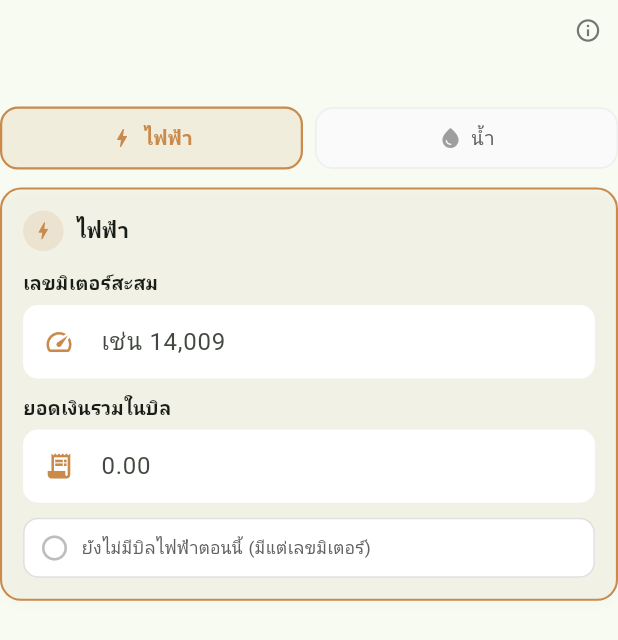
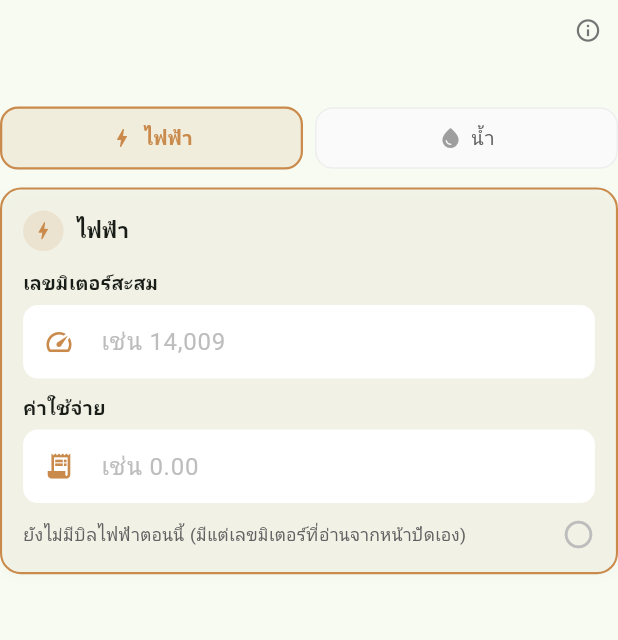
Before and after one commit to sawettamaln-s/energy_home, a Flutter app: the StartMeterPairedFields widget shown alone on an empty page, opened directly with empty values, on a phone screen of 412 x 824 dp. Shown: the top 640 px of the screen. Run offline on Flutter 3.47's test engine with Material 3 defaults, Android fonts, the phone set to English and light mode, and no system bars; our stand-ins replace cloud_firestore, firebase_auth, firebase_core, fl_chart, flutter_local_notifications, permission_handler and 2 more; accounts and stored records are empty; generated files the repository leaves out were written again.

Commit message:
อัปเดตโค้ด

```diff
--- a/lib/widgets/start_meter_fields.dart
+++ b/lib/widgets/start_meter_fields.dart
@@ -243,7 +243,10 @@ class StartMeterPairedFields extends StatefulWidget {
   final ValueChanged<bool> onWNoBillYetChanged;
 
   /// หัวข้อ/คำอธิบายรวมด้านบนสุด — ปรับได้ตามบริบท (หน้าเซตอัพ vs หน้าตั้งค่า)
-  final String title;
+  /// title เป็น null ได้ถ้าหน้าที่เรียกมี header ของตัวเองอยู่แล้วที่สื่อ
+  /// ความหมายซ้ำกัน (เช่น sheet title "บันทึกมิเตอร์ต้นรอบ") — ปุ่ม info
+  /// ยังคงอยู่เสมอไม่ว่าจะมี title หรือไม่
+  final String? title;
   final String subtitle;
 
   const StartMeterPairedFields({
@@ -265,7 +268,7 @@ class StartMeterPairedFields extends StatefulWidget {
     required this.onENoBillYetChanged,
     required this.wNoBillYet,
     required this.onWNoBillYetChanged,
-    required this.title,
+    this.title,
     required this.subtitle,
   });
 
@@ -340,6 +343,7 @@ class _StartMeterPairedFieldsState extends State<StartMeterPairedFields> {
   }) {
     return InputDecoration(
       hintText: hint,
+      hintStyle: TextStyle(color: Colors.grey.shade400),
       suffixText: suffixText,
       prefixIcon: Icon(icon, color: iconColor, size: 20),
       isDense: true,
@@ -352,37 +356,31 @@ class _StartMeterPairedFieldsState extends State<StartMeterPairedFields> {
     );
   }
 
-  // ช่องที่ 3 "หน่วยที่ใช้ไปแล้ว" — เดิมมีย่อหน้าอธิบายยาวกำกับทุกครั้ง ตอนนี้
-  // ตัดออกเพราะเลขลำดับ "2." (จาก _sectionHeader ใน _utilityCard) พอสื่อ
-  // ความหมายแล้วว่าเป็นขั้นตอนต่อจากเลขมิเตอร์ปัจจุบันด้านบน
+  // ช่องที่ 3 "หน่วยที่ใช้ไปแล้ว" — ต่างจาก _field ปกติตรงมีคำอธิบายกำกับ
+  // ไว้ด้วยเสมอ เพราะเป็นช่องที่โผล่มาแบบไม่คาดคิด ต้องอธิบายให้ชัดว่าทำไม
+  // ต้องกรอกเพิ่ม ไม่งั้นจะดูเหมือนระบบขอข้อมูลซ้ำซ้อนกับ "เลขมิเตอร์สะสม"
   Widget _usedField({
     required TextEditingController controller,
     required String hint,
     required String suffixText,
     required Color iconColor,
   }) {
-    return _field(
+    return Column(
+      crossAxisAlignment: CrossAxisAlignment.start,
+      children: [
+        _field(
           controller: controller,
-      label: 'จำนวนหน่วยที่ใช้',
+          label: 'หน่วยที่ใช้ไปแล้วในรอบนี้ (ครั้งแรกเท่านั้น)',
           hint: hint,
           suffixText: suffixText,
           icon: Icons.bar_chart,
           iconColor: iconColor,
+        ),
+        const SizedBox(height: 4),
+
+      ],
     );
   }
-
-  // หัวข้อลำดับสั้นๆ ("1. เลขมิเตอร์ปัจจุบัน" / "2. จำนวนหน่วยที่ใช้ในบิลนี้")
-  // ใช้แยกกลุ่มฟิลด์ในการ์ดให้อ่านง่ายขึ้นแทนย่อหน้าอธิบายยาว — โชว์เฉพาะ
-  // ตอนมีมากกว่า 1 กลุ่มในการ์ดเดียวกัน (ครั้งแรกที่ต้องกรอกทั้งเลขมิเตอร์
-  // และหน่วยที่ใช้) ไม่งั้นไม่ต้องมีเลขกำกับให้รก
-  Widget _sectionHeader(String text, Color color) => Padding(
-        padding: const EdgeInsets.only(bottom: 6),
-        child: Text(
-          text,
-          style: TextStyle(
-              fontSize: 11.5, fontWeight: FontWeight.w700, color: color),
-        ),
-      );
 
   Widget _field({
     required TextEditingController controller,
@@ -541,17 +539,15 @@ class _StartMeterPairedFieldsState extends State<StartMeterPairedFields> {
             ],
           ),
           const SizedBox(height: 12),
-          if (usedField != null) _sectionHeader('1. เลขมิเตอร์ปัจจุบัน (สะสม)', accentColor),
           meterFields,
           if (usedField != null) ...[
-            const SizedBox(height: 14),
-            _sectionHeader('2. จำนวนหน่วยที่ใช้ในบิลนี้', accentColor),
+            const SizedBox(height: 10),
             usedField,
           ],
           const SizedBox(height: 10),
           _field(
             controller: costCtrl,
-            label: 'ยอดเงินรวมในบิล',
+            label: 'ค่าใช้จ่าย',
             hint: costHint,
             suffixText: 'บาท',
             icon: Icons.receipt_long,
@@ -560,51 +556,27 @@ class _StartMeterPairedFieldsState extends State<StartMeterPairedFields> {
           ),
           const SizedBox(height: 10),
           // toggle "ยังไม่มีบิลตอนนี้" — ย้ายมาไว้ในการ์ดของฝั่งนี้โดยเฉพาะ
-          // แล้ว (เดิมเป็นตัวเดียวรวมทั้งไฟและน้ำ) กดแล้วกระทบแค่ฝั่งนี้ ห่อ
-          // เป็นกล่องพื้นหลังของตัวเองแทนแถวข้อความลอยๆ ให้ดูเป็นตัวควบคุม
-          // ชัดเจน และเปลี่ยนสีกล่องตามสถานะติ๊ก (เขียวอ่อนเมื่อติ๊กแล้ว)
+          // แล้ว (เดิมเป็นตัวเดียวรวมทั้งไฟและน้ำ) กดแล้วกระทบแค่ฝั่งนี้
+          // ใช้ checkbox วงกลมแทนสวิตช์วงรี ให้เข้าชุดกับการ์ด "ข้าม
+          // ขั้นตอนนี้" ในหน้าเซตอัพ — ทำทั้งแถวกดได้ ไม่ต้องเล็งตัวสวิตช์
           InkWell(
-            borderRadius: BorderRadius.circular(10),
+            borderRadius: BorderRadius.circular(8),
             onTap: () => onNoBillYetChanged(!noBillYet),
-            child: AnimatedContainer(
-              duration: const Duration(milliseconds: 150),
-              width: double.infinity,
-              padding: const EdgeInsets.symmetric(horizontal: 10, vertical: 9),
-              decoration: BoxDecoration(
-                color: noBillYet
-                    ? const Color(0xFF2E7D32).withValues(alpha: 0.08)
-                    : Colors.white,
-                borderRadius: BorderRadius.circular(10),
-                border: Border.all(
-                  color: noBillYet
-                      ? const Color(0xFF2E7D32).withValues(alpha: 0.4)
-                      : Colors.grey.shade300,
+            child: Row(
+              children: [
+                Expanded(
+                  child: Text(
+                    'ยังไม่มีบิล$labelตอนนี้ (มีแต่เลขมิเตอร์ที่อ่านจากหน้าปัดเอง)',
+                    style: TextStyle(fontSize: 11.5, color: Colors.grey.shade700),
                   ),
                 ),
-              child: Row(
-                children: [
+                const SizedBox(width: 8),
                 Icon(
                   noBillYet ? Icons.check_circle : Icons.circle_outlined,
-                    color: noBillYet
-                        ? const Color(0xFF2E7D32)
-                        : Colors.grey.shade400,
-                    size: 20,
-                  ),
-                  const SizedBox(width: 8),
-                  Expanded(
-                    child: Text(
-                      'ยังไม่มีบิล$labelตอนนี้ (มีแต่เลขมิเตอร์)',
-                      style: TextStyle(
-                        fontSize: 11.5,
-                        fontWeight: noBillYet ? FontWeight.w600 : FontWeight.normal,
-                        color: noBillYet
-                            ? const Color(0xFF2E7D32)
-                            : Colors.grey.shade700,
-                      ),
-                    ),
+                  color: noBillYet ? const Color(0xFF2E7D32) : Colors.grey.shade400,
+                  size: 22,
                 ),
               ],
-              ),
             ),
           ),
           if (isPartial) ...[
@@ -680,7 +652,7 @@ class _StartMeterPairedFieldsState extends State<StartMeterPairedFields> {
               final peakField = _field(
                 controller: widget.peakCtrl,
                 label: 'เลขมิเตอร์ On-Peak',
-                hint: 'เช่น 012345',
+                hint: 'เช่น 0123456',
                 suffixText: 'หน่วย',
                 icon: Icons.bolt,
                 iconColor: DashboardStyles.electricityBorder,
@@ -688,7 +660,7 @@ class _StartMeterPairedFieldsState extends State<StartMeterPairedFields> {
               final offPeakField = _field(
                 controller: widget.offPeakCtrl,
                 label: 'เลขมิเตอร์ Off-Peak',
-                hint: 'เช่น 012345',
+                hint: 'เช่น 0123456',
                 suffixText: 'หน่วย',
                 icon: Icons.bolt_outlined,
                 iconColor: DashboardStyles.electricityBorder,
@@ -725,8 +697,11 @@ class _StartMeterPairedFieldsState extends State<StartMeterPairedFields> {
         Row(
           children: [
             Expanded(
-              child: Text(widget.title,
-                  style: const TextStyle(fontWeight: FontWeight.bold, fontSize: 14)),
+              child: widget.title == null
+                  ? const SizedBox.shrink()
+                  : Text(widget.title!,
+                      style: const TextStyle(
+                          fontWeight: FontWeight.bold, fontSize: 14)),
             ),
             IconButton(
               visualDensity: VisualDensity.compact,
@@ -751,7 +726,7 @@ class _StartMeterPairedFieldsState extends State<StartMeterPairedFields> {
             accentColor: DashboardStyles.electricityBorder,
             meterFields: electricityMeterFields,
             costCtrl: widget.eCostCtrl,
-            costHint: '0.00',
+            costHint: 'เช่น 0.00',
             isPartial: ePartial,
             noBillYet: widget.eNoBillYet,
             onNoBillYetChanged: widget.onENoBillYetChanged,
@@ -759,10 +734,15 @@ class _StartMeterPairedFieldsState extends State<StartMeterPairedFields> {
                 ? (widget.isTou && widget.eUsedPeakCtrl != null &&
                         widget.eUsedOffPeakCtrl != null
                     ? TouPairedUnitsField(
-                        title: '',
+                        title: 'หน่วยที่ใช้ไปแล้วในรอบนี้ (ครั้งแรกเท่านั้น)',
                         peakCtrl: widget.eUsedPeakCtrl!,
                         offPeakCtrl: widget.eUsedOffPeakCtrl!,
                         iconColor: DashboardStyles.electricityBorder,
+                        helperText:
+                            'ตั้งค่าครั้งแรก ระบบยังไม่มีเลขของรอบก่อนหน้า'
+                            'ให้เทียบหาหน่วยที่ใช้ให้อัตโนมัติ — กรอกจากใบ'
+                            'แจ้งหนี้ใบเดียวกับเลขมิเตอร์สะสมด้านบน (ช่อง '
+                            '"หน่วยที่ใช้" แยก On-Peak/Off-Peak)',
                       )
                     : _usedField(
                         controller: widget.eUsedCtrl,
@@ -781,13 +761,13 @@ class _StartMeterPairedFieldsState extends State<StartMeterPairedFields> {
             meterFields: _field(
               controller: widget.waterCtrl,
               label: 'เลขมิเตอร์สะสม',
-              hint: 'เช่น 0123',
+              hint: 'เช่น 01234',
               suffixText: 'ลบ.ม.',
               icon: Icons.speed,
               iconColor: DashboardStyles.waterBorder,
             ),
             costCtrl: widget.wCostCtrl,
-            costHint: '0.00',
+            costHint: 'เช่น 0.00',
             isPartial: wPartial,
             noBillYet: widget.wNoBillYet,
             onNoBillYetChanged: widget.onWNoBillYetChanged,
@@ -835,8 +815,8 @@ class TouPairedUnitsField extends StatelessWidget {
     required this.offPeakCtrl,
     required this.iconColor,
     this.title = 'หน่วยที่ใช้ (On-Peak / Off-Peak)',
-    this.peakHint = 'เช่น 0123',
-    this.offPeakHint = 'เช่น 0123',
+    this.peakHint = 'เช่น 01234',
+    this.offPeakHint = 'เช่น 01234',
     this.helperText,
   });
 
@@ -844,6 +824,7 @@ class TouPairedUnitsField extends StatelessWidget {
 
   InputDecoration _decoration(String hint, IconData icon) => InputDecoration(
         hintText: hint,
+        hintStyle: TextStyle(color: Colors.grey.shade400),
         suffixText: 'หน่วย',
         prefixIcon: Icon(icon, color: iconColor, size: 20),
         isDense: true,
@@ -878,11 +859,9 @@ class TouPairedUnitsField extends StatelessWidget {
     return Column(
       crossAxisAlignment: CrossAxisAlignment.start,
       children: [
-        if (title.isNotEmpty) ...[
         Text(title,
             style: const TextStyle(fontWeight: FontWeight.w600, fontSize: 12.5)),
         const SizedBox(height: 6),
-        ],
         LayoutBuilder(
           builder: (context, constraints) {
             final narrow = constraints.maxWidth < 340;
@@ -909,7 +888,7 @@ class TouPairedUnitsField extends StatelessWidget {
         ),
         const SizedBox(height: 6),
         Text(
-          'รวมหน่วยที่ใช้: ${sum.toStringAsFixed(0)} หน่วย',
+          'รวมหน่วยที่ใช้ :  ${sum.toStringAsFixed(0)} หน่วย ',
           style: TextStyle(
               fontSize: 11.5, fontWeight: FontWeight.w600, color: iconColor),
         ),
```
Also changed, not shown: lib/screens/dashboard/dashboard_screen.dart (+11 -11 lines), lib/screens/settings/settings_start_meter.dart (+23 -22 lines). Lines whose indentation alone changed are shown as unchanged.
